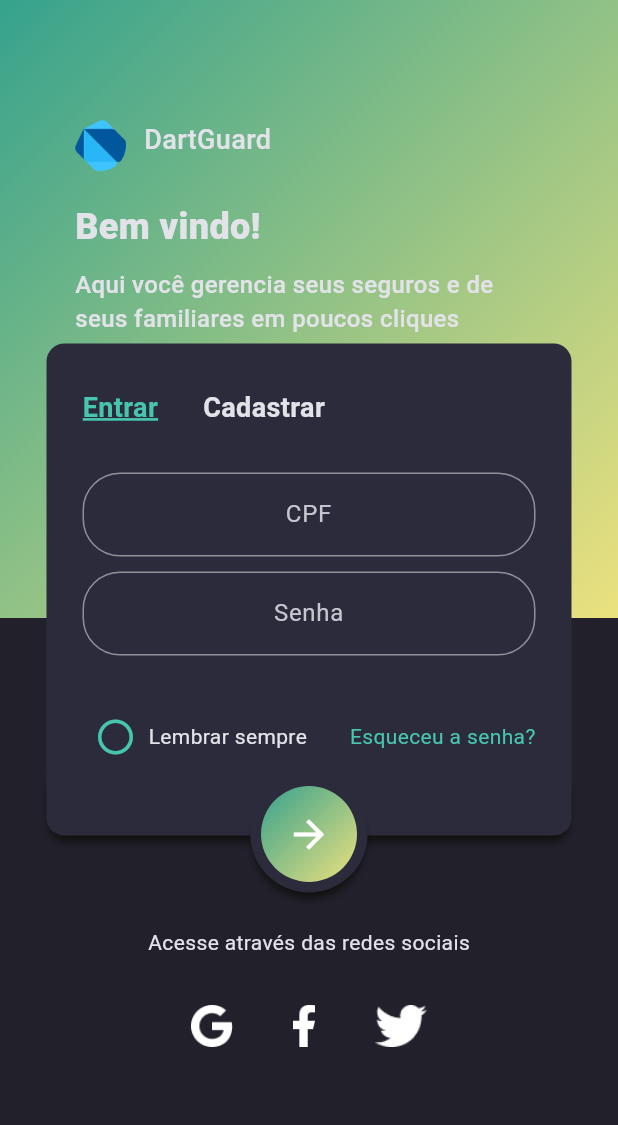
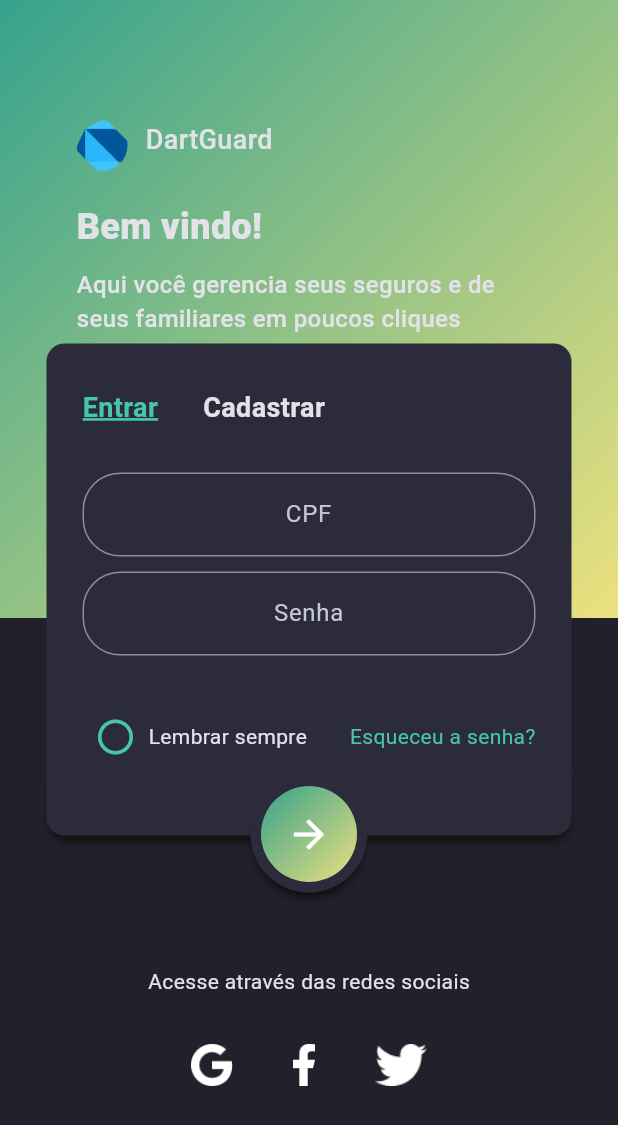
Before and after one commit to victorfidelis/DartGuard, a Flutter app: the screen it shows after launch, on a phone screen of 412 x 824 dp. Shown: the top 1125 px of the screen. Run offline on Flutter 3.47's test engine with Material 3 defaults, Android fonts, the phone set to English and light mode, and no system bars; our stand-ins replace cloud_firestore, firebase_auth, firebase_core, webview_flutter; accounts and stored records are empty.

Commit message:
ajustando reponsividade da tela de login

```diff
--- a/dart_guard/lib/app/modules/main/views/login/login_view.dart
+++ b/dart_guard/lib/app/modules/main/views/login/login_view.dart
@@ -2,6 +2,7 @@ import 'package:dart_guard/app/modules/main/views/login/widgets/login_form.dart'
 import 'package:dart_guard/app/modules/main/views/login/widgets/social_media_links.dart';
 import 'package:dart_guard/app/shared/theme/theme_constants.dart';
 import 'package:dart_guard/app/shared/widgets/app_logo.dart';
+import 'package:flutter/foundation.dart';
 import 'package:flutter/material.dart';
 
 class LoginView extends StatefulWidget {
@@ -20,16 +21,27 @@ class _LoginViewState extends State<LoginView> {
           Column(
             children: [
               Expanded(
-                flex: 2,
                 child: Container(
                   padding: EdgeInsets.only(left: 50, top: 80, right: 50),
                   decoration: BoxDecoration(gradient: ThemeConstants.defaultGradient),
+                ),
+              ),
+              Expanded(child: SizedBox()),
+            ],
+          ),
+          Positioned(
+            left: 1,
+            right: 1,
+            child: SizedBox(
+              width: MediaQuery.of(context).size.width,
+              child: Padding(
+                padding: EdgeInsets.only(left: 50, top: 80, right: 50),
                 child: Column(
-                    crossAxisAlignment: CrossAxisAlignment.start,
+                  crossAxisAlignment: kIsWeb ? CrossAxisAlignment.center : CrossAxisAlignment.start,
                   children: [
                     SizedBox(height: 34, child: AppLogo()),
                     SizedBox(height: 20),
-                      Row(children: [Text('Bem vindo!', style: TextStyle(fontSize: 24, fontWeight: FontWeight.w900))]),
+                    Text('Bem vindo!', style: TextStyle(fontSize: 24, fontWeight: FontWeight.w900)),
                     SizedBox(height: 10),
                     Text(
                       'Aqui você gerencia seus seguros e de seus familiares em poucos cliques',
@@ -39,10 +51,8 @@ class _LoginViewState extends State<LoginView> {
                 ),
               ),
             ),
-              Expanded(child: SizedBox()),
-              Expanded(child: SocialMediaLinks()),
-            ],
           ),
+          Positioned(left: 1, right: 1, bottom: 100, child: SocialMediaLinks()),
           LoginForm(),
         ],
       ),
```
Also changed, not shown: dart_guard/lib/app/modules/main/views/home/widgets/contract_section.dart (+31 -5 lines). Lines whose indentation alone changed are shown as unchanged.
